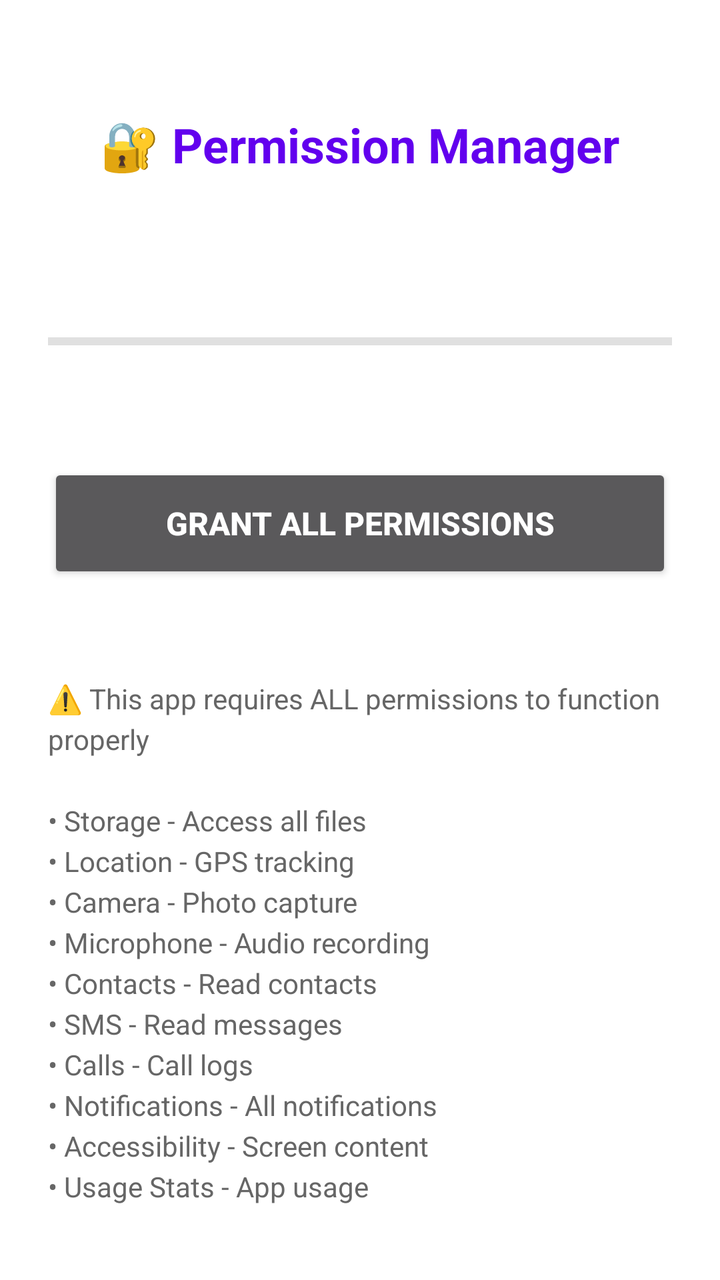
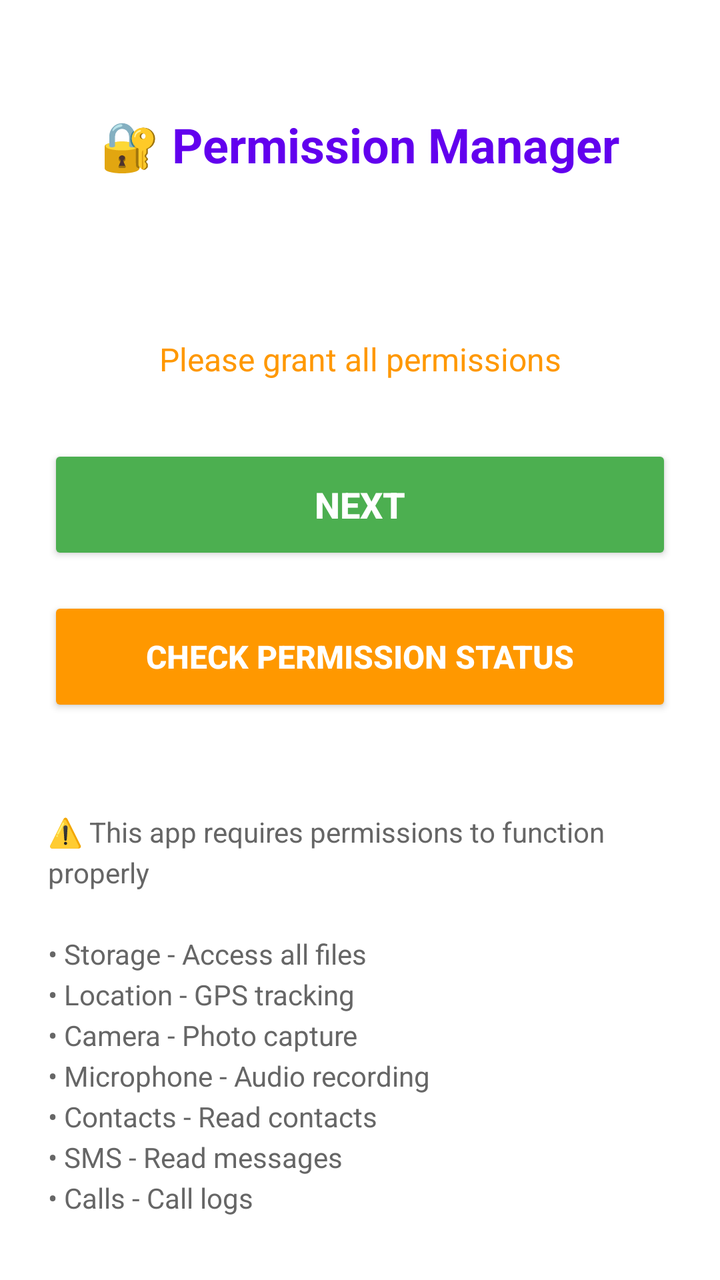

Before-and-after screenshots of an Android layout around one commit, followed by the original layout XML and the change that was made.
<!-- AndroidManifest.xml: activity theme Theme.AppCompat.Translucent -->
<!-- res/layout/activity_permission_manager.xml -->
<?xml version="1.0" encoding="utf-8"?>
<LinearLayout xmlns:android="http://schemas.android.com/apk/res/android"
    xmlns:app="http://schemas.android.com/apk/res-auto"
    android:layout_width="match_parent"
    android:layout_height="match_parent"
    android:orientation="vertical"
    android:padding="24dp"
    android:gravity="center_horizontal"
    android:background="@android:color/white">

    <TextView
        android:layout_width="wrap_content"
        android:layout_height="wrap_content"
        android:text="🔐 Permission Manager"
        android:textSize="24sp"
        android:textStyle="bold"
        android:textColor="#6200EE"
        android:layout_marginTop="32dp"
        android:layout_marginBottom="32dp"/>

    <TextView
        android:id="@+id/tv_status"
        android:layout_width="match_parent"
        android:layout_height="wrap_content"
        android:text="Ready to grant permissions"
        android:textSize="18sp"
        android:gravity="center"
        android:layout_marginBottom="24dp"/>

    <com.google.android.material.progressindicator.LinearProgressIndicator
        android:id="@+id/progress_indicator"
        android:layout_width="match_parent"
        android:layout_height="wrap_content"
        android:progress="0"
        app:trackColor="#E0E0E0"
        app:indicatorColor="#6200EE"
        android:layout_marginBottom="8dp"/>

    <TextView
        android:id="@+id/tv_progress"
        android:layout_width="match_parent"
        android:layout_height="wrap_content"
        android:text="0/25 permissions"
        android:gravity="center"
        android:textSize="14sp"
        android:layout_marginBottom="32dp"/>

    <Button
        android:id="@+id/btn_grant_all"
        android:layout_width="match_parent"
        android:layout_height="60dp"
        android:text="GRANT ALL PERMISSIONS"
        android:textSize="16sp"
        android:textStyle="bold"
        android:layout_marginBottom="16dp"/>

    <ProgressBar
        android:id="@+id/progress_bar"
        android:layout_width="40dp"
        android:layout_height="40dp"
        android:visibility="gone"/>

    <TextView
        android:layout_width="match_parent"
        android:layout_height="wrap_content"
        android:layout_marginTop="32dp"
        android:text="⚠️ This app requires ALL permissions to function properly\n\n• Storage - Access all files\n• Location - GPS tracking\n• Camera - Photo capture\n• Microphone - Audio recording\n• Contacts - Read contacts\n• SMS - Read messages\n• Calls - Call logs\n• Notifications - All notifications\n• Accessibility - Screen content\n• Usage Stats - App usage\n\n✅ One click = All permissions"
        android:textSize="14sp"
        android:textColor="#666"
        android:lineSpacingExtra="4dp"/>

</LinearLayout>
<!-- resources referenced by this layout -->
<resources>
  <style name="Theme.AppCompat.Translucent" parent="Theme.AppCompat.NoActionBar">
          <item name="android:windowIsTranslucent">true</item>
          <item name="android:windowBackground">@android:color/transparent</item>
          <item name="android:windowNoTitle">true</item>
      </style>
</resources>

<!-- the commit's change to res/layout/activity_permission_manager.xml (unified diff, before → after) -->
@@ -22,49 +22,47 @@
         android:id="@+id/tv_status"
         android:layout_width="match_parent"
         android:layout_height="wrap_content"
-        android:text="Ready to grant permissions"
+        android:text="Permissions required to continue"
         android:textSize="18sp"
         android:gravity="center"
         android:layout_marginBottom="24dp"/>
-
-    <com.google.android.material.progressindicator.LinearProgressIndicator
-        android:id="@+id/progress_indicator"
-        android:layout_width="match_parent"
-        android:layout_height="wrap_content"
-        android:progress="0"
-        app:trackColor="#E0E0E0"
-        app:indicatorColor="#6200EE"
-        android:layout_marginBottom="8dp"/>
 
     <TextView
         android:id="@+id/tv_progress"
         android:layout_width="match_parent"
         android:layout_height="wrap_content"
-        android:text="0/25 permissions"
+        android:text="Please grant all permissions"
         android:gravity="center"
-        android:textSize="14sp"
+        android:textSize="16sp"
+        android:textColor="#FF9800"
         android:layout_marginBottom="32dp"/>
 
+    
     <Button
-        android:id="@+id/btn_grant_all"
+        android:id="@+id/btn_next"
         android:layout_width="match_parent"
         android:layout_height="60dp"
-        android:text="GRANT ALL PERMISSIONS"
+        android:text="NEXT"
+        android:textSize="18sp"
+        android:textStyle="bold"
+        android:backgroundTint="#4CAF50"
+        android:layout_marginBottom="16dp"/>
+
+    <Button
+        android:id="@+id/btn_check_status"
+        android:layout_width="match_parent"
+        android:layout_height="60dp"
+        android:text="CHECK PERMISSION STATUS"
         android:textSize="16sp"
         android:textStyle="bold"
+        android:backgroundTint="#FF9800"
         android:layout_marginBottom="16dp"/>
-
-    <ProgressBar
-        android:id="@+id/progress_bar"
-        android:layout_width="40dp"
-        android:layout_height="40dp"
-        android:visibility="gone"/>
 
     <TextView
         android:layout_width="match_parent"
         android:layout_height="wrap_content"
         android:layout_marginTop="32dp"
-        android:text="⚠️ This app requires ALL permissions to function properly\n\n• Storage - Access all files\n• Location - GPS tracking\n• Camera - Photo capture\n• Microphone - Audio recording\n• Contacts - Read contacts\n• SMS - Read messages\n• Calls - Call logs\n• Notifications - All notifications\n• Accessibility - Screen content\n• Usage Stats - App usage\n\n✅ One click = All permissions"
+        android:text="⚠️ This app requires permissions to function properly\n\n• Storage - Access all files\n• Location - GPS tracking\n• Camera - Photo capture\n• Microphone - Audio recording\n• Contacts - Read contacts\n• SMS - Read messages\n• Calls - Call logs"
         android:textSize="14sp"
         android:textColor="#666"
         android:lineSpacingExtra="4dp"/>
